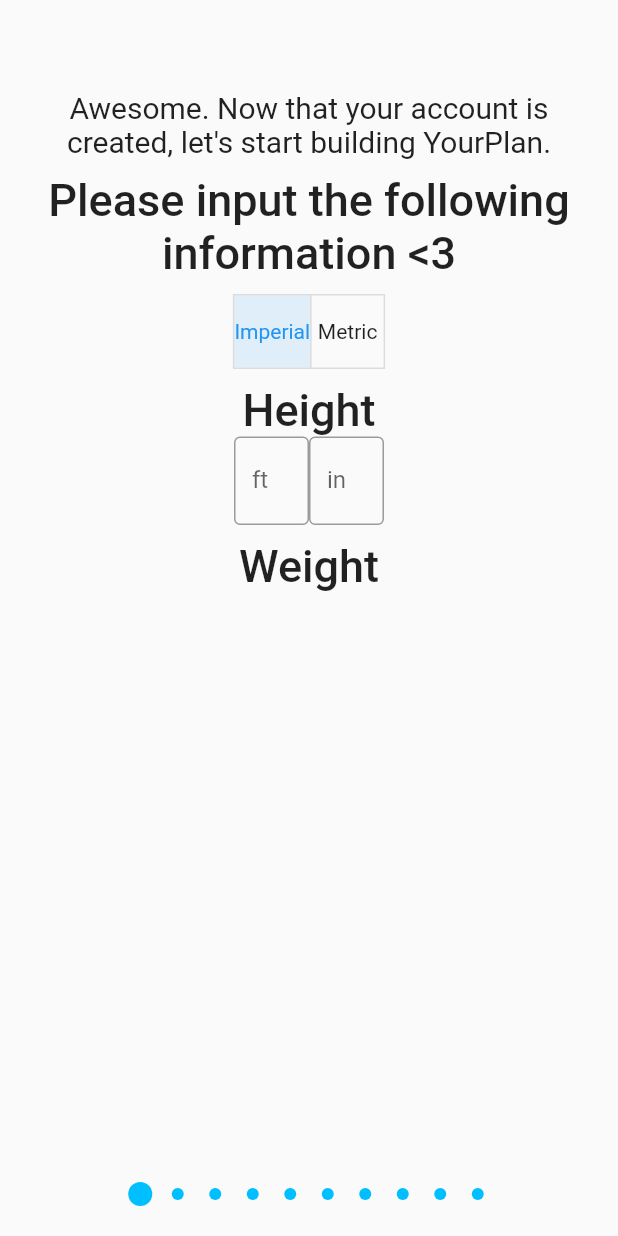
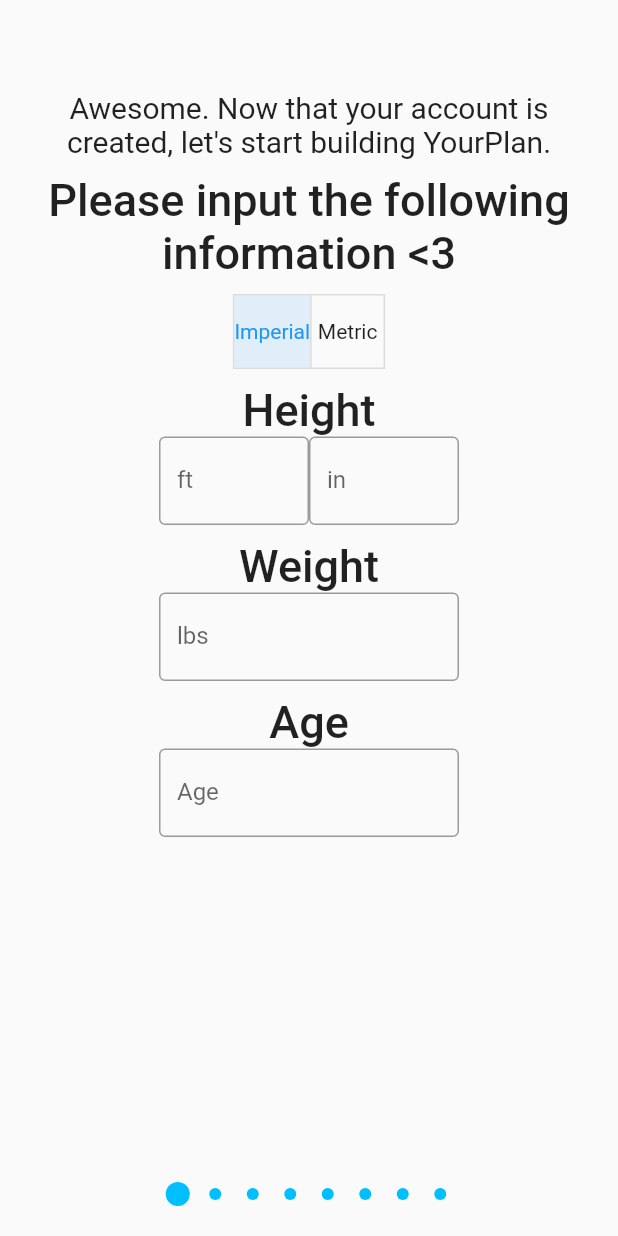
Before and after one commit to ypf-devteam/yourplanfitness, a Flutter app: the screen it shows after launch, after a tap on "Facebook", on a phone screen of 412 x 824 dp. Run offline on Flutter 3.47's test engine with Material 2 defaults, Android fonts, the phone set to English and light mode, and no system bars; our stand-ins replace firebase_auth, google_sign_in, simple_animations; missing offline and left inert: flutter_facebook_auth; accounts and stored records are empty; network calls fail; Roboto replaces fonts that are missing (Billy).

Commit message:
added all ui elements for first question

```diff
--- a/lib/QuestionnairePage.dart
+++ b/lib/QuestionnairePage.dart
@@ -142,7 +142,7 @@ class _QuestionnairePageState extends State<QuestionnairePage> {
                                         )),
                                     if (isSelected[0])
                                       Container(
-                                        width: 100,
+                                        width: 200,
                                         child: Row(
                                           children: <Widget>[
                                             Expanded(
@@ -162,6 +162,16 @@ class _QuestionnairePageState extends State<QuestionnairePage> {
                                               ),
                                             ),
                                           ],
+                                        ),
+                                      ),
+                                    if (isSelected[1])
+                                      Container(
+                                        width: 200,
+                                        child: TextField(
+                                          decoration: InputDecoration(
+                                            border: OutlineInputBorder(),
+                                            labelText: 'cm',
+                                          ),
                                         ),
                                       ),
                                     Container(
@@ -174,16 +184,45 @@ class _QuestionnairePageState extends State<QuestionnairePage> {
                                               fontSize: 30,
                                               fontWeight: FontWeight.w500),
                                         )),
-                                    if (isSelected[1])
+                                    if (isSelected[0])
                                       Container(
-                                        width: 100,
+                                        width: 200,
                                         child: TextField(
                                           decoration: InputDecoration(
                                             border: OutlineInputBorder(),
-                                            labelText: 'cm',
+                                            labelText: 'lbs',
                                           ),
                                         ),
                                       ),
+                                    if (isSelected[1])
+                                      Container(
+                                        width: 200,
+                                        child: TextField(
+                                          decoration: InputDecoration(
+                                            border: OutlineInputBorder(),
+                                            labelText: 'kg',
+                                          ),
+                                        ),
+                                      ),
+                                    Container(
+                                        margin:
+                                            EdgeInsets.fromLTRB(20, 10, 20, 0),
+                                        child: Text(
+                                          "Age",
+                                          textAlign: TextAlign.center,
+                                          style: TextStyle(
+                                              fontSize: 30,
+                                              fontWeight: FontWeight.w500),
+                                        )),
+                                    Container(
+                                      width: 200,
+                                      child: TextField(
+                                        decoration: InputDecoration(
+                                          border: OutlineInputBorder(),
+                                          labelText: 'Age',
+                                        ),
+                                      ),
+                                    ),
                                   ],
                                 ),
                               )
@@ -1742,7 +1781,7 @@ class _QuestionnairePageState extends State<QuestionnairePage> {
                   Expanded(child: SizedBox()),
                   Row(
                     mainAxisAlignment: MainAxisAlignment.center,
-                    children: List<Widget>.generate(10, _buildDot),
+                    children: List<Widget>.generate(8, _buildDot),
                   ),
                 ],
               ),
```
Also changed, not shown: pubspec.lock.
